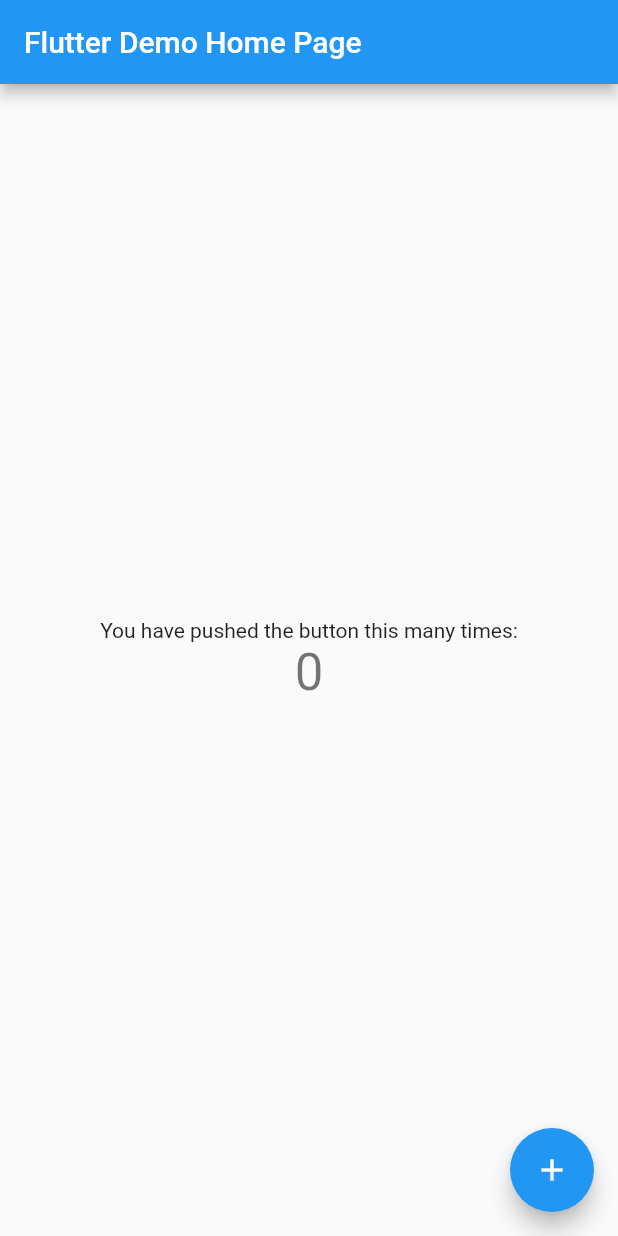
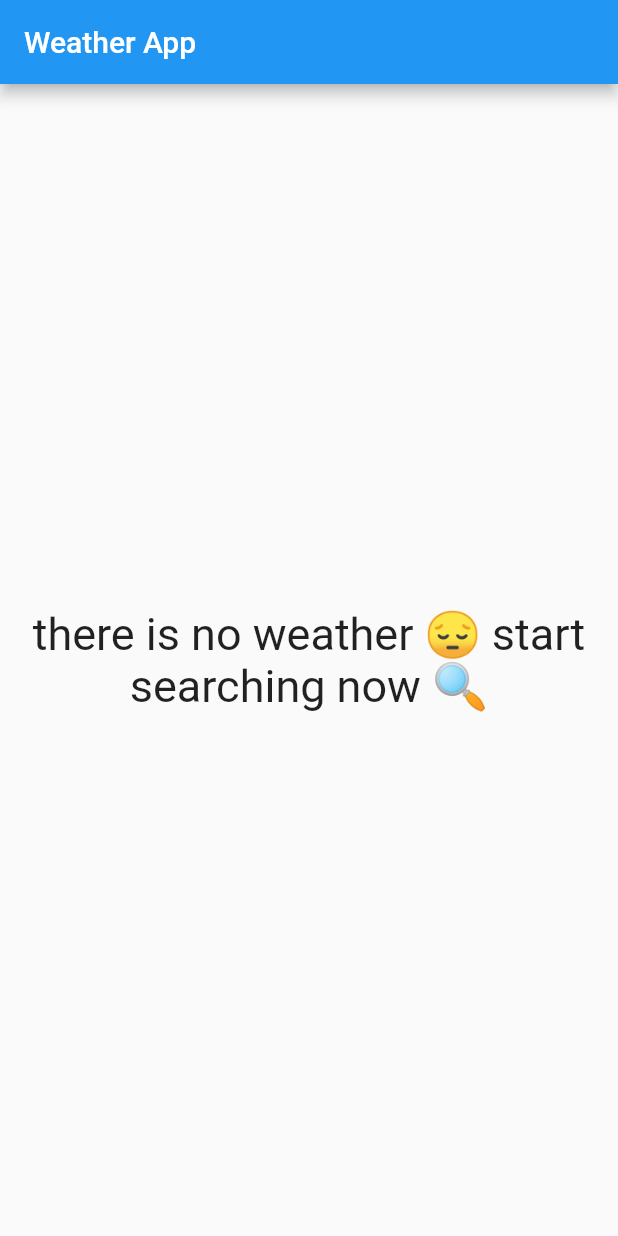
Before and after one commit to MohamedFouad99/weather_app, a Flutter app: the screen it shows after launch, on a phone screen of 412 x 824 dp. Run offline on Flutter 3.47's test engine with Material 2 defaults, Android fonts, the phone set to English and light mode, and no system bars.

Commit message:
create_home_screen

```diff
--- a/lib/main.dart
+++ b/lib/main.dart
@@ -1,4 +1,5 @@
 import 'package:flutter/material.dart';
+import 'package:weather_app/screens/home_screen.dart';
 
 void main() {
   runApp(const MyApp());
@@ -11,105 +12,7 @@ class MyApp extends StatelessWidget {
   @override
   Widget build(BuildContext context) {
     return MaterialApp(
-      title: 'Flutter Demo',
-      theme: ThemeData(
-        // This is the theme of your application.
-        //
-        // Try running your application with "flutter run". You'll see the
-        // application has a blue toolbar. Then, without quitting the app, try
-        // changing the primarySwatch below to Colors.green and then invoke
-        // "hot reload" (press "r" in the console where you ran "flutter run",
-        // or simply save your changes to "hot reload" in a Flutter IDE).
-        // Notice that the counter didn't reset back to zero; the application
-        // is not restarted.
-        primarySwatch: Colors.blue,
-      ),
-      home: const MyHomePage(title: 'Flutter Demo Home Page'),
+      home: HomeScreen(),
     );
   }
 }
-
-class MyHomePage extends StatefulWidget {
-  const MyHomePage({super.key, required this.title});
-
-  // This widget is the home page of your application. It is stateful, meaning
-  // that it has a State object (defined below) that contains fields that affect
-  // how it looks.
-
-  // This class is the configuration for the state. It holds the values (in this
-  // case the title) provided by the parent (in this case the App widget) and
-  // used by the build method of the State. Fields in a Widget subclass are
-  // always marked "final".
-
-  final String title;
-
-  @override
-  State<MyHomePage> createState() => _MyHomePageState();
-}
-
-class _MyHomePageState extends State<MyHomePage> {
-  int _counter = 0;
-
-  void _incrementCounter() {
-    setState(() {
-      // This call to setState tells the Flutter framework that something has
-      // changed in this State, which causes it to rerun the build method below
-      // so that the display can reflect the updated values. If we changed
-      // _counter without calling setState(), then the build method would not be
-      // called again, and so nothing would appear to happen.
-      _counter++;
-    });
-  }
-
-  @override
-  Widget build(BuildContext context) {
-    // This method is rerun every time setState is called, for instance as done
-    // by the _incrementCounter method above.
-    //
-    // The Flutter framework has been optimized to make rerunning build methods
-    // fast, so that you can just rebuild anything that needs updating rather
-    // than having to individually change instances of widgets.
-    return Scaffold(
-      appBar: AppBar(
-        // Here we take the value from the MyHomePage object that was created by
-        // the App.build method, and use it to set our appbar title.
-        title: Text(widget.title),
-      ),
-      body: Center(
-        // Center is a layout widget. It takes a single child and positions it
-        // in the middle of the parent.
-        child: Column(
-          // Column is also a layout widget. It takes a list of children and
-          // arranges them vertically. By default, it sizes itself to fit its
-          // children horizontally, and tries to be as tall as its parent.
-          //
-          // Invoke "debug painting" (press "p" in the console, choose the
-          // "Toggle Debug Paint" action from the Flutter Inspector in Android
-          // Studio, or the "Toggle Debug Paint" command in Visual Studio Code)
-          // to see the wireframe for each widget.
-          //
-          // Column has various properties to control how it sizes itself and
-          // how it positions its children. Here we use mainAxisAlignment to
-          // center the children vertically; the main axis here is the vertical
-          // axis because Columns are vertical (the cross axis would be
-          // horizontal).
-          mainAxisAlignment: MainAxisAlignment.center,
-          children: <Widget>[
-            const Text(
-              'You have pushed the button this many times:',
-            ),
-            Text(
-              '$_counter',
-              style: Theme.of(context).textTheme.headline4,
-            ),
-          ],
-        ),
-      ),
-      floatingActionButton: FloatingActionButton(
-        onPressed: _incrementCounter,
-        tooltip: 'Increment',
-        child: const Icon(Icons.add),
-      ), // This trailing comma makes auto-formatting nicer for build methods.
-    );
-  }
-}
--- /dev/null
+++ b/lib/screens/home_screen.dart
@@ -0,0 +1,33 @@
+import 'package:flutter/material.dart';
+
+class HomeScreen extends StatelessWidget {
+  const HomeScreen({Key? key}) : super(key: key);
+
+  @override
+  Widget build(BuildContext context) {
+    return Scaffold(
+      appBar: AppBar(
+        title: const Text('Weather App'),
+      ),
+      body: Center(
+        child: Column(
+          mainAxisSize: MainAxisSize.min,
+          children: const [
+            Text(
+              'there is no weather 😔 start',
+              style: TextStyle(
+                fontSize: 30,
+              ),
+            ),
+            Text(
+              'searching now 🔍',
+              style: TextStyle(
+                fontSize: 30,
+              ),
+            )
+          ],
+        ),
+      ),
+    );
+  }
+}
--- a/pubspec.yaml
+++ b/pubspec.yaml
@@ -60,9 +60,9 @@ flutter:
   uses-material-design: true
 
   # To add assets to your application, add an assets section, like this:
-  # assets:
-  #   - images/a_dot_burr.jpeg
-  #   - images/a_dot_ham.jpeg
+  assets:
+    - assets/images/
+
 
   # An image asset can refer to one or more resolution-specific "variants", see
   # https://flutter.dev/assets-and-images/#resolution-aware
```
Also changed, not shown: assets/images/clear.png (added), assets/images/cloudy.png (added), assets/images/rainy.png (added), assets/images/snow.png (added), assets/images/thunderstorm.png (added).
